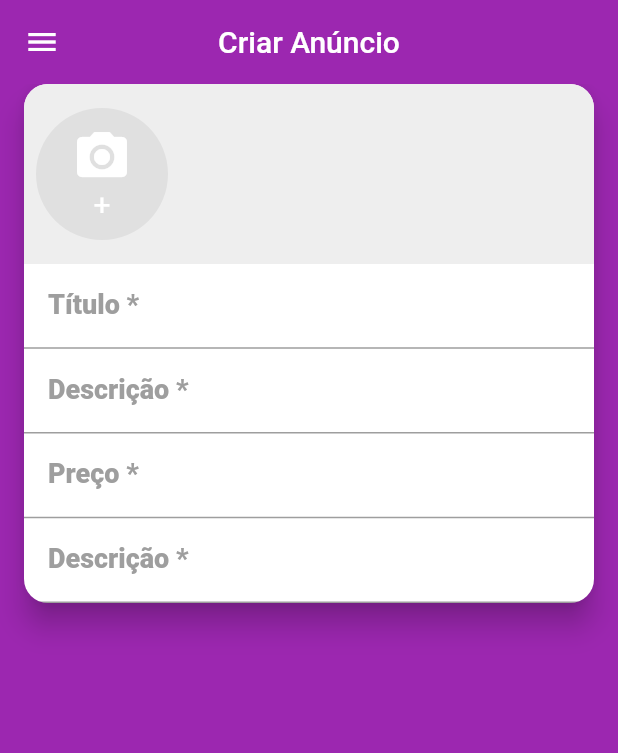
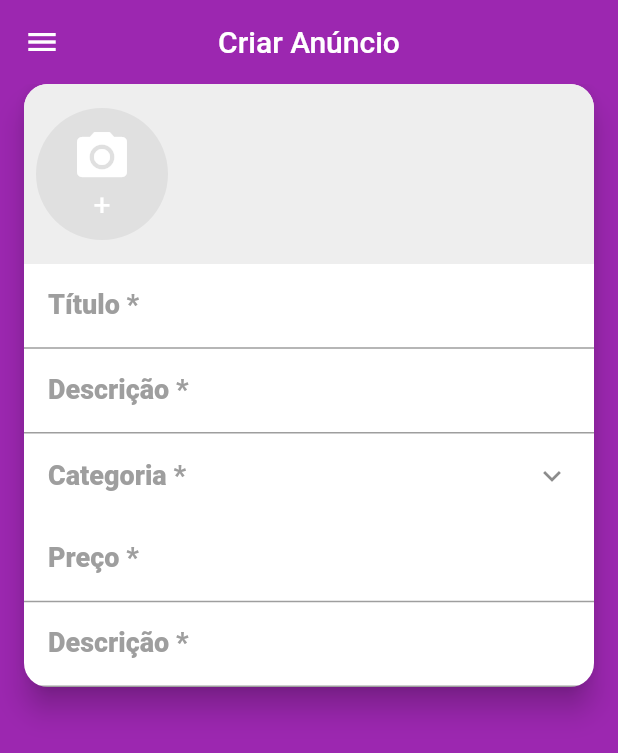
Before and after one commit to felipefranca824/Clone-Olx, a Flutter app: the screen it shows after launch, swiped to page 2, on a phone screen of 412 x 824 dp. Shown: the top 753 px of the screen. Run offline on Flutter 3.47's test engine with Material 2 defaults, Android fonts, the light colour scheme and no system bars; our stand-ins replace brasil_fields, flutter_mobx, get_it, image_cropper, image_picker, mobx and 1 more; accounts and stored records are empty; generated files the repository leaves out were written again; network calls fail.

Commit message:
Tela de categorias criado e pegando a selecionada para inserir um anuncio

```diff
--- a/lib/main.dart
+++ b/lib/main.dart
@@ -1,4 +1,6 @@
+import 'package:clone_olx/repository/category_repository.dart';
 import 'package:clone_olx/screens/base/base_screen.dart';
+import 'package:clone_olx/stores/category/category_store.dart';
 import 'package:clone_olx/stores/page_store.dart';
 import 'package:clone_olx/stores/user_manager_store.dart';
 import 'package:flutter/material.dart';
@@ -17,6 +19,7 @@ void main() async {
 void setupLocators(){
   GetIt.I.registerSingleton(PageStore());
   GetIt.I.registerSingleton(UserManagerStore());
+  GetIt.I.registerSingleton(CategoryStore());
 }
 
 Future<void> initializeParse() async {
--- a/lib/repository/table_key.dart
+++ b/lib/repository/table_key.dart
@@ -4,3 +4,6 @@ const keyUserEmail = 'email';
 const keyUserPhone = 'phone';
 const keyUserType = 'type';
 const keyUserCreatedAt = 'createdAt';
+
+const keyCategoryTable = 'Categories';
+const keyCategoryDescription = 'description';
--- a/lib/screens/base/base_screen.dart
+++ b/lib/screens/base/base_screen.dart
@@ -1,4 +1,4 @@
-import 'package:clone_olx/screens/base/create/create_screen.dart';
+import 'package:clone_olx/screens/create/create_screen.dart';
 import 'package:clone_olx/screens/home/home_screen.dart';
 import 'package:clone_olx/stores/page_store.dart';
 import 'package:flutter/material.dart';
--- /dev/null
+++ b/lib/screens/create/components/category_field.dart
@@ -0,0 +1,52 @@
+import 'package:clone_olx/screens/category/category_screen.dart';
+import 'package:clone_olx/stores/create/create_store.dart';
+import 'package:flutter/material.dart';
+import 'package:flutter_mobx/flutter_mobx.dart';
+
+class CategoryField extends StatelessWidget {
+  const CategoryField(this.createStore);
+
+  final CreateStore createStore;
+  @override
+  Widget build(BuildContext context) {
+    return Observer(
+      builder: (_) {
+        return ListTile(
+            title: Text(
+              'Categoria *',
+              style: TextStyle(
+                color: Colors.grey,
+                fontWeight: createStore.category == null
+                    ? FontWeight.w800
+                    : FontWeight.w700,
+                fontSize: createStore.category == null ? 18 : 14,
+              ),
+            ),
+            subtitle: createStore.category == null
+                ? null
+                : Text(
+                    '${createStore.category?.description}',
+                    style: TextStyle(
+                      fontSize: 17,
+                      color: Colors.black,
+                    ),
+                  ),
+            trailing: Icon(Icons.keyboard_arrow_down),
+            onTap: () async {
+              final category = await showDialog(
+                context: context,
+                builder: (context) => CategoryScreen(
+                  showAll: false,
+                  selected: createStore.category,
+                ),
+              );
+
+              if (category != null) {
+                createStore.setCategory(category);
+                print(createStore.category?.description);
+              }
+            });
+      },
+    );
+  }
+}
--- a/lib/screens/base/create/create_screen.dart
+++ b/lib/screens/create/create_screen.dart
@@ -4,6 +4,7 @@ import 'package:clone_olx/stores/create/create_store.dart';
 import 'package:flutter/material.dart';
 import 'package:flutter/services.dart';
 
+import 'components/category_field.dart';
 import 'components/images_field.dart';
 
 class CreateSreen extends StatelessWidget {
@@ -47,6 +48,7 @@ class CreateSreen extends StatelessWidget {
                 contentPadding: contentPadding,
               ),
             ),
+            CategoryField(createStore),
             TextFormField(
               decoration: InputDecoration(
                 labelText: 'Preço *',
```
Also changed, not shown: lib/models/Category.dart (added, +19 -0 lines), lib/models/uf.dart (added, +20 -0 lines), lib/repository/category_repository.dart (added, +21 -0 lines), lib/repository/ibge_repository.dart (added, +12 -0 lines), lib/screens/category/category_screen.dart (added, +79 -0 lines), lib/screens/create/components/image_dialog.dart (added, +33 -0 lines), lib/screens/create/components/images_field.dart (renamed from lib/screens/base/create/components/images_field.dart, +12 -6 lines), lib/stores/category/category_store.dart (added, +43 -0 lines), lib/stores/create/create_store.dart (+7 -0 lines), lib/screens/create/components/image_source_modal.dart (renamed from lib/screens/base/create/components/image_source_modal.dart), lib/stores/category/category_store.g.dart (added), lib/stores/create/create_store.g.dart.
